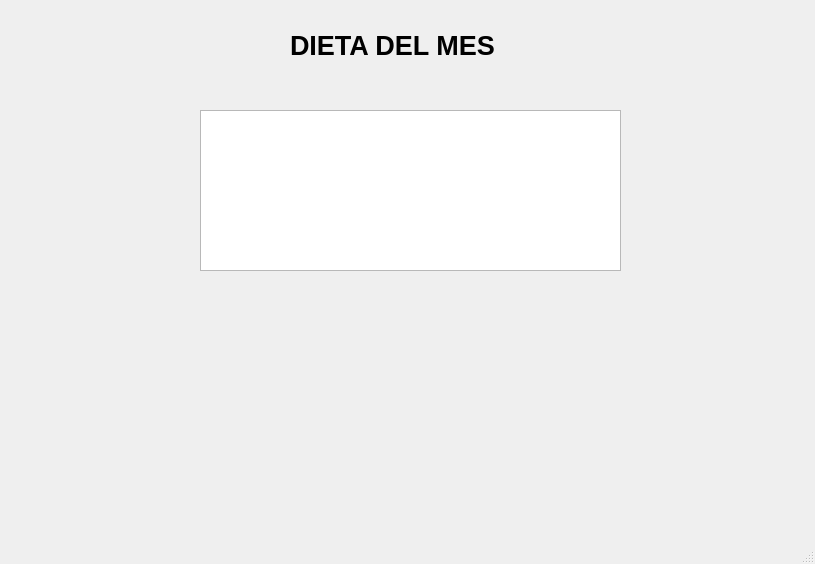
Qt form tabla.ui (DanielSR16/A1_C1-C2_IA) before a commit.
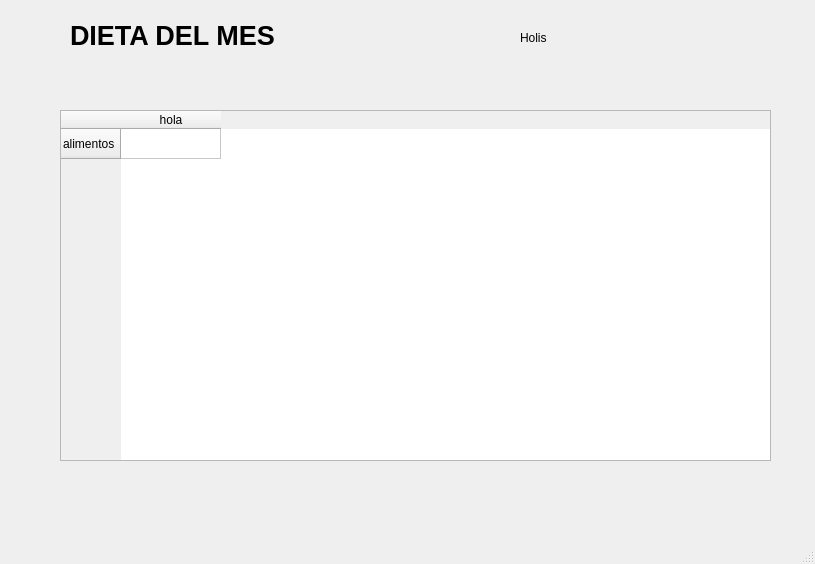
The same form after that commit.

What changed in the file:
```diff
--- a/tabla.ui
+++ b/tabla.ui
@@ -17,18 +17,28 @@
    <widget class="QTableWidget" name="tabla_dieta">
     <property name="geometry">
      <rect>
-      <x>200</x>
+      <x>60</x>
       <y>110</y>
-      <width>421</width>
-      <height>161</height>
+      <width>711</width>
+      <height>351</height>
      </rect>
     </property>
+    <row>
+     <property name="text">
+      <string>alimentos</string>
+     </property>
+    </row>
+    <column>
+     <property name="text">
+      <string>hola</string>
+     </property>
+    </column>
    </widget>
    <widget class="QLabel" name="label">
     <property name="geometry">
      <rect>
-      <x>290</x>
-      <y>20</y>
+      <x>70</x>
+      <y>10</y>
       <width>221</width>
       <height>51</height>
      </rect>
@@ -44,6 +54,19 @@
      <string>DIETA DEL MES</string>
     </property>
    </widget>
+   <widget class="QLabel" name="label_2">
+    <property name="geometry">
+     <rect>
+      <x>520</x>
+      <y>30</y>
+      <width>55</width>
+      <height>16</height>
+     </rect>
+    </property>
+    <property name="text">
+     <string>Holis</string>
+    </property>
+   </widget>
   </widget>
   <widget class="QMenuBar" name="menubar">
    <property name="geometry">
```
